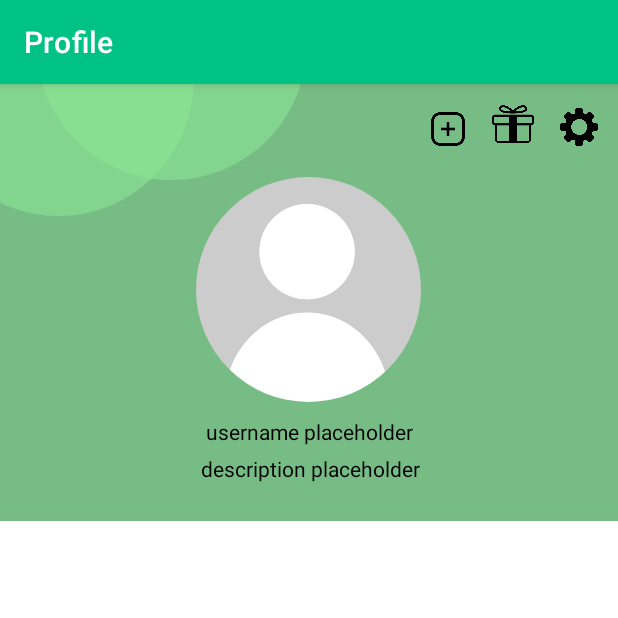
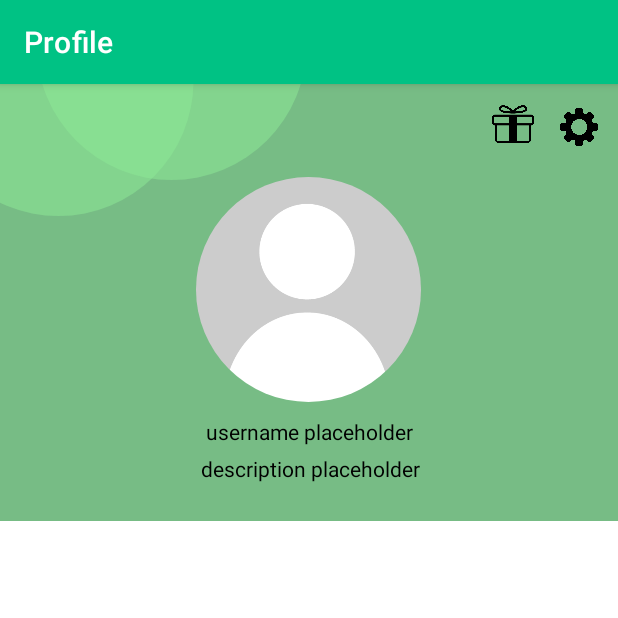
Before and after one commit to jkbhk/tree-sg, an Android app: the ProfileFragment screen opened through its navigation route, on a phone screen of 412 x 824 dp, the top half of it. Run offline under Robolectric (Android 15) with nearby library versions, the phone set to English and light mode, and no system bars; our stand-ins replace CircleImageView, Firebase (no records; nobody signed in at launch, a user with empty details on screens opened directly), Picasso, navigation-ui; pictures from the network do not load; Roboto replaces fonts that are not available here; 4 statements that could not run were skipped.

Commit message:
added recycler view to profile post

```diff
--- a/app/src/main/java/com/example/treesg/PostDataManager.java
+++ b/app/src/main/java/com/example/treesg/PostDataManager.java
@@ -36,11 +36,11 @@ public class PostDataManager {
 
         ArrayList<Post> tempList = new ArrayList<>();
         for(Post p : posts){
-            if(u.getUserID() == p.getFrom()){
+            if(u.getUserID().equals(p.getFrom())){
                 tempList.add(p);
             }
+
         }
-
         Post[] temp = new Post[tempList.size()];
 
         for(int i = 0; i < temp.length; i++){
--- a/app/src/main/java/com/example/treesg/ProfileFragment.java
+++ b/app/src/main/java/com/example/treesg/ProfileFragment.java
@@ -19,6 +19,7 @@ import android.widget.TextView;
 import android.widget.Toast;
 
 import com.bumptech.glide.Glide;
+import com.google.firebase.database.core.utilities.Tree;
 import com.squareup.picasso.Picasso;
 
 import org.jetbrains.annotations.NotNull;
@@ -50,7 +51,6 @@ public class ProfileFragment extends Fragment {
 
         rewardBtn = getView().findViewById(R.id.rewardBtn);
         settingsBtn = getView().findViewById(R.id.settingsBtn);
-        postBtn = getView().findViewById(R.id.tv_profile_postBtn);
 
         profileImage = getView().findViewById(R.id.tv_profile_profileimage);
         usernameText = getView().findViewById(R.id.tv_profile_username);
@@ -60,13 +60,15 @@ public class ProfileFragment extends Fragment {
         usernameText.setText(""+UserManager.instance.getCurrentUser().getUsername());
         descriptionText.setText(""+UserManager.instance.getCurrentUser().getUserDescription());
 
-        Post[] p = new Post[0];
-
         RecyclerView recyclerView = (RecyclerView) view.findViewById(R.id.rv_profile_recyclerview);
 
-        ProfileRecyclerViewAdapter profileRecyclerViewAdapter = new ProfileRecyclerViewAdapter(p);
-        recyclerView.setLayoutManager(new GridLayoutManager(getContext(), 3));
-        recyclerView.setAdapter(profileRecyclerViewAdapter);
+        PostDataManager.instance.retreiveAllPosts(()->{
+            Post[] temp = PostDataManager.instance.getPostArrayByUser(UserManager.instance.getCurrentUser());
+            Treedebugger.log(""+temp.length);
+            ProfileRecyclerViewAdapter profileRecyclerViewAdapter = new ProfileRecyclerViewAdapter(temp);
+            recyclerView.setLayoutManager(new GridLayoutManager(getContext(), 3));
+            recyclerView.setAdapter(profileRecyclerViewAdapter);
+        });
 
         rewardBtn.setOnClickListener(new View.OnClickListener() {
             @Override
@@ -74,7 +76,6 @@ public class ProfileFragment extends Fragment {
 
                 MainActivity.navigationController.navigate(R.id.navigation_reward);
 
-                //replaceFragment(new RewardFragment());
             }
         });
 
@@ -85,17 +86,6 @@ public class ProfileFragment extends Fragment {
             }
         });
 
-        postBtn.setOnClickListener(new View.OnClickListener() {
-            @Override
-            public void onClick(View view) {
-                //PostDataManager.instance.createNewPost(UserManager.instance.getCurrentUser(), "pog you #pog", "asdf", "jurong", ()->{
-                    //Toast.makeText(getActivity(), "Created Post", Toast.LENGTH_SHORT).show();
-                //});
-            }
-        });
-
-
-
     }
 
 }
--- a/app/src/main/res/layout/cardview_post.xml
+++ b/app/src/main/res/layout/cardview_post.xml
@@ -12,8 +12,7 @@
             android:id="@+id/cv_profile_post_image"
             android:layout_width="match_parent"
             android:layout_height="137dp"
-            android:scaleType="centerCrop"
-            android:background="#2d2d2d"/>
+            android:scaleType="centerCrop"/>
 
     </LinearLayout>
 
--- a/app/src/main/res/layout/fragment_profile.xml
+++ b/app/src/main/res/layout/fragment_profile.xml
@@ -69,18 +69,6 @@
         app:layout_constraintTop_toTopOf="parent"
         app:layout_constraintVertical_bias="0.011" />
 
-    <ImageView
-        android:id="@+id/tv_profile_postBtn"
-        android:layout_width="36dp"
-        android:layout_height="28dp"
-        android:src="@drawable/post"
-        app:layout_constraintBottom_toBottomOf="@+id/ivTopBgRect"
-        app:layout_constraintEnd_toStartOf="@+id/rewardBtn"
-        app:layout_constraintHorizontal_bias="0.975"
-        app:layout_constraintStart_toStartOf="parent"
-        app:layout_constraintTop_toTopOf="@+id/ivTopBgRect"
-        app:layout_constraintVertical_bias="0.06" />
-
     <de.hdodenhof.circleimageview.CircleImageView
         android:id="@+id/tv_profile_profileimage"
         android:layout_width="150dp"
```
Also changed, not shown: app/src/main/java/com/example/treesg/ProfileRecyclerViewAdapter.java (+6 -4 lines).
